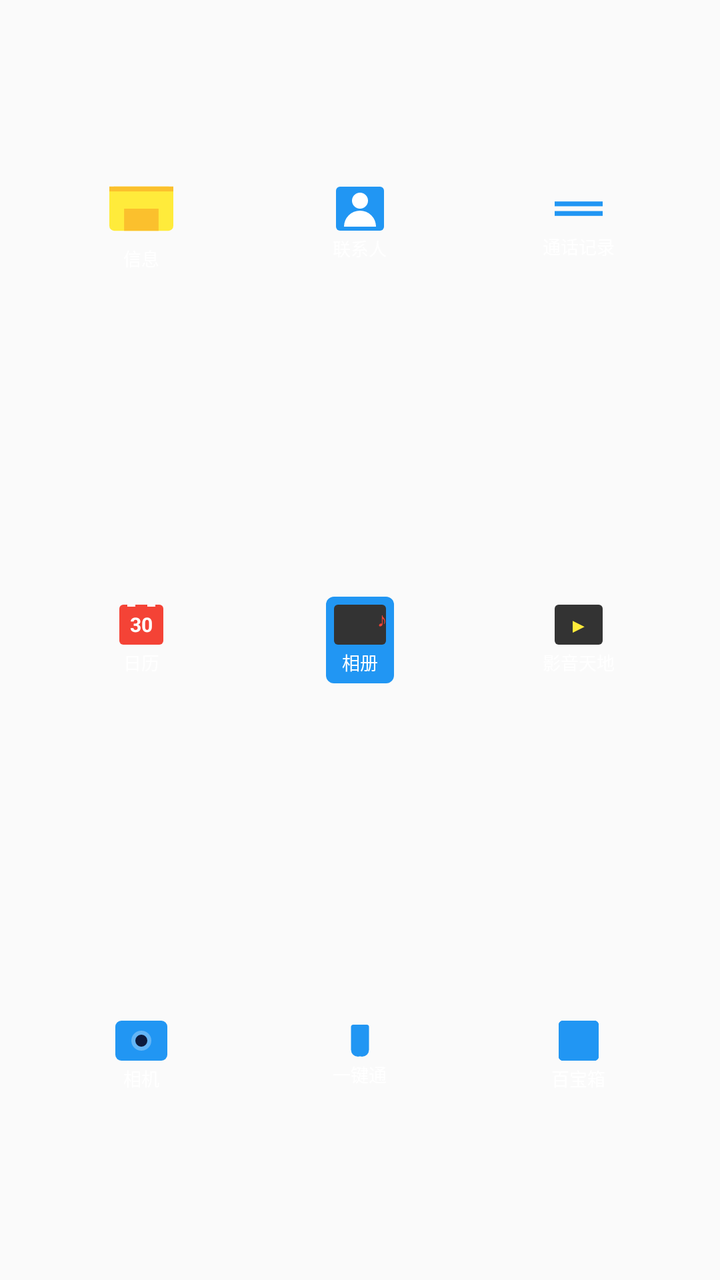
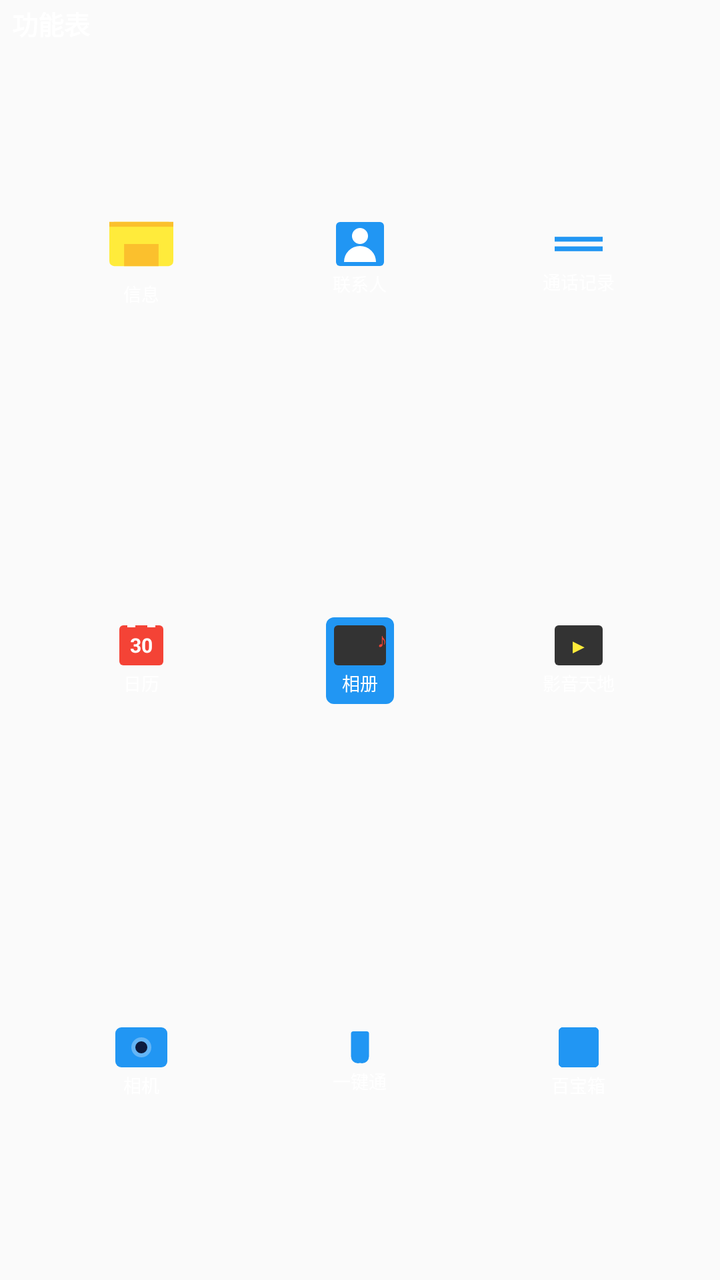

The first picture is an Android layout as it rendered before a commit; the second is the same layout after the commit. The layout source and the unified diff follow.
<!-- AndroidManifest.xml: application theme AppTheme -->
<!-- res/layout/fragment_nokia_menu.xml -->
<?xml version="1.0" encoding="utf-8"?>
<RelativeLayout xmlns:android="http://schemas.android.com/apk/res/android"
    android:layout_width="240dp"
    android:layout_height="280dp">

    <LinearLayout
        android:id="@+id/appGrid"
        android:layout_width="match_parent"
        android:layout_height="match_parent"
        android:orientation="vertical"
        android:paddingStart="16dp"
        android:paddingTop="8dp"
        android:paddingEnd="16dp"
        android:paddingBottom="8dp">

        <LinearLayout
            android:layout_width="match_parent"
            android:layout_height="0dp"
            android:layout_weight="1"
            android:orientation="horizontal">

            <LinearLayout
                android:layout_width="0dp"
                android:layout_height="match_parent"
                android:layout_weight="1"
                android:gravity="center"
                android:orientation="vertical"
                android:padding="4dp">
                <ImageView
                    android:layout_width="32dp"
                    android:layout_height="32dp"
                    android:layout_marginBottom="2dp"
                    android:src="@drawable/ic_nokia_msg" />
                <TextView
                    android:layout_width="wrap_content"
                    android:layout_height="wrap_content"
                    android:text="信息"
                    android:textColor="#FFFFFF"
                    android:textSize="9sp" />
            </LinearLayout>

            <LinearLayout
                android:layout_width="0dp"
                android:layout_height="match_parent"
                android:layout_weight="1"
                android:gravity="center"
                android:orientation="vertical"
                android:padding="4dp">
                <ImageView
                    android:layout_width="24dp"
                    android:layout_height="22dp"
                    android:layout_marginBottom="2dp"
                    android:src="@drawable/ic_nokia_contact" />
                <TextView
                    android:layout_width="wrap_content"
                    android:layout_height="wrap_content"
                    android:text="联系人"
                    android:textColor="#FFFFFF"
                    android:textSize="9sp" />
            </LinearLayout>

            <LinearLayout
                android:layout_width="0dp"
                android:layout_height="match_parent"
                android:layout_weight="1"
                android:gravity="center"
                android:orientation="vertical"
                android:padding="4dp">
                <ImageView
                    android:layout_width="24dp"
                    android:layout_height="20dp"
                    android:layout_marginBottom="2dp"
                    android:src="@drawable/ic_nokia_calllog" />
                <TextView
                    android:layout_width="wrap_content"
                    android:layout_height="wrap_content"
                    android:text="通话记录"
                    android:textColor="#FFFFFF"
                    android:textSize="9sp" />
            </LinearLayout>
        </LinearLayout>

        <LinearLayout
            android:layout_width="match_parent"
            android:layout_height="0dp"
            android:layout_weight="1"
            android:orientation="horizontal">

            <LinearLayout
                android:layout_width="0dp"
                android:layout_height="match_parent"
                android:layout_weight="1"
                android:gravity="center"
                android:orientation="vertical"
                android:padding="4dp">
                <FrameLayout
                    android:layout_width="22dp"
                    android:layout_height="20dp"
                    android:layout_marginBottom="2dp">
                    <ImageView
                        android:layout_width="match_parent"
                        android:layout_height="match_parent"
                        android:src="@drawable/ic_nokia_cal_app" />
                    <TextView
                        android:layout_width="match_parent"
                        android:layout_height="match_parent"
                        android:gravity="center"
                        android:text="30"
                        android:textColor="#FFFFFF"
                        android:textSize="10sp"
                        android:textStyle="bold" />
                </FrameLayout>
                <TextView
                    android:layout_width="wrap_content"
                    android:layout_height="wrap_content"
                    android:text="日历"
                    android:textColor="#FFFFFF"
                    android:textSize="9sp" />
            </LinearLayout>

            <LinearLayout
                android:layout_width="0dp"
                android:layout_height="match_parent"
                android:layout_weight="1"
                android:gravity="center"
                android:orientation="vertical"
                android:padding="4dp">
                <LinearLayout
                    android:layout_width="wrap_content"
                    android:layout_height="wrap_content"
                    android:background="@drawable/bg_nokia_selected"
                    android:gravity="center"
                    android:orientation="vertical"
                    android:padding="4dp">
                    <FrameLayout
                        android:layout_width="26dp"
                        android:layout_height="20dp"
                        android:layout_marginBottom="2dp">
                        <ImageView
                            android:layout_width="match_parent"
                            android:layout_height="match_parent"
                            android:src="@drawable/bg_nokia_gallery" />
                        <TextView
                            android:layout_width="match_parent"
                            android:layout_height="match_parent"
                            android:gravity="end"
                            android:text="♪"
                            android:textColor="#f44336"
                            android:textSize="10sp" />
                    </FrameLayout>
                    <TextView
                        android:layout_width="wrap_content"
                        android:layout_height="wrap_content"
                        android:text="相册"
                        android:textColor="#FFFFFF"
                        android:textSize="9sp" />
                </LinearLayout>
            </LinearLayout>

            <LinearLayout
                android:layout_width="0dp"
                android:layout_height="match_parent"
                android:layout_weight="1"
                android:gravity="center"
                android:orientation="vertical"
                android:padding="4dp">
                <FrameLayout
                    android:layout_width="24dp"
                    android:layout_height="20dp"
                    android:layout_marginBottom="2dp">
                    <ImageView
                        android:layout_width="match_parent"
                        android:layout_height="match_parent"
                        android:src="@drawable/bg_nokia_media" />
                    <TextView
                        android:layout_width="match_parent"
                        android:layout_height="match_parent"
                        android:gravity="center"
                        android:text="▶"
                        android:textColor="#FFEB3B"
                        android:textSize="10sp" />
                </FrameLayout>
                <TextView
                    android:layout_width="wrap_content"
                    android:layout_height="wrap_content"
                    android:text="影音天地"
                    android:textColor="#FFFFFF"
                    android:textSize="9sp" />
            </LinearLayout>
        </LinearLayout>

        <LinearLayout
            android:layout_width="match_parent"
            android:layout_height="0dp"
            android:layout_weight="1"
            android:orientation="horizontal">

            <LinearLayout
                android:layout_width="0dp"
                android:layout_height="match_parent"
                android:layout_weight="1"
                android:gravity="center"
                android:orientation="vertical"
                android:padding="4dp">
                <ImageView
                    android:layout_width="26dp"
                    android:layout_height="20dp"
                    android:layout_marginBottom="2dp"
                    android:src="@drawable/ic_nokia_camera" />
                <TextView
                    android:layout_width="wrap_content"
                    android:layout_height="wrap_content"
                    android:text="相机"
                    android:textColor="#FFFFFF"
                    android:textSize="9sp" />
            </LinearLayout>

            <LinearLayout
                android:layout_width="0dp"
                android:layout_height="match_parent"
                android:layout_weight="1"
                android:gravity="center"
                android:orientation="vertical"
                android:padding="4dp">
                <ImageView
                    android:layout_width="22dp"
                    android:layout_height="16dp"
                    android:layout_marginBottom="2dp"
                    android:src="@drawable/ic_nokia_ptt" />
                <TextView
                    android:layout_width="wrap_content"
                    android:layout_height="wrap_content"
                    android:text="一键通"
                    android:textColor="#FFFFFF"
                    android:textSize="9sp" />
            </LinearLayout>

            <LinearLayout
                android:id="@+id/cellBox"
                android:layout_width="0dp"
                android:layout_height="match_parent"
                android:layout_weight="1"
                android:gravity="center"
                android:orientation="vertical"
                android:padding="4dp">
                <ImageView
                    android:layout_width="20dp"
                    android:layout_height="20dp"
                    android:layout_marginBottom="2dp"
                    android:src="@drawable/ic_nokia_box" />
                <TextView
                    android:layout_width="wrap_content"
                    android:layout_height="wrap_content"
                    android:text="百宝箱"
                    android:textColor="#FFFFFF"
                    android:textSize="9sp" />
            </LinearLayout>
        </LinearLayout>
    </LinearLayout>
</RelativeLayout>
<!-- resources referenced by this layout -->
<resources>
  <!-- drawable bg_nokia_gallery (drawable) -->
  <?xml version="1.0" encoding="utf-8"?>
  <shape xmlns:android="http://schemas.android.com/apk/res/android"
      android:shape="rectangle">
      <solid android:color="#333333" />
      <corners android:radius="2dp" />
  </shape>
  <!-- drawable bg_nokia_media (drawable) -->
  <?xml version="1.0" encoding="utf-8"?>
  <shape xmlns:android="http://schemas.android.com/apk/res/android"
      android:shape="rectangle">
      <solid android:color="#333333" />
      <corners android:radius="2dp" />
  </shape>
  <!-- drawable bg_nokia_selected (drawable) -->
  <?xml version="1.0" encoding="utf-8"?>
  <shape xmlns:android="http://schemas.android.com/apk/res/android"
      android:shape="rectangle">
      <solid
          android:color="#2196F3"
          android:alpha="102" />
      <corners android:radius="4dp" />
  </shape>
  <!-- drawable ic_nokia_calllog (drawable) -->
  <?xml version="1.0" encoding="utf-8"?>
  <layer-list xmlns:android="http://schemas.android.com/apk/res/android">
      <item
          android:width="20dp"
          android:height="2dp"
          android:gravity="top|center"
          android:top="4dp">
          <shape android:shape="rectangle">
              <solid android:color="#2196F3" />
          </shape>
      </item>
      <item
          android:width="20dp"
          android:height="2dp"
          android:gravity="bottom|center"
          android:bottom="4dp">
          <shape android:shape="rectangle">
              <solid android:color="#2196F3" />
          </shape>
      </item>
  </layer-list>
  <style name="AppTheme" parent="Theme.AppCompat.DayNight.DarkActionBar">
          <item name="colorPrimary">@color/primary</item>
          <item name="colorPrimaryDark">@color/primary_dark</item>
          <item name="colorAccent">@color/accent</item>
          <item name="preferenceTheme">@style/PreferenceThemeOverlay</item>
          <item name="android:colorBackground">@color/background</item>
          <item name="android:windowBackground">?android:colorBackground</item>
          <item name="buttonStyle">@style/ButtonStyle</item>
          <item name="bg_config_card">@drawable/bg_config_card</item>
          <item name="textColorPrimary">@color/text_primary</item>
          <item name="textColorSecondary">@color/text_secondary</item>
          <item name="android:forceDarkAllowed" tools:targetApi="q">false</item>
      </style>
  <color name="primary">#212121</color>
  <color name="primary_dark">#1c1c1c</color>
  <color name="accent">#ff2e51</color>
  <color name="background">#fafafa</color>
  <style name="ButtonStyle" parent="Widget.AppCompat.Button.Colored">
          <item name="android:minHeight">38dp</item>
          <item name="android:paddingLeft">6dp</item>
          <item name="android:paddingRight">6dp</item>
          <item name="android:elevation" tools:targetApi="lollipop">1dp</item>
          <item name="android:background">@drawable/bg_button</item>
      </style>
  <!-- drawable bg_config_card (drawable) -->
  <?xml version="1.0" encoding="utf-8"?>
  <shape xmlns:android="http://schemas.android.com/apk/res/android"
      android:shape="rectangle">
      <solid android:color="@color/config_card" />
      <corners android:radius="6dp" />
      <stroke android:width="1dp" android:color="@color/accent" />
  </shape>
  <color name="text_primary">#000000</color>
  <color name="text_secondary">#353535</color>
  <!-- drawable bg_button (drawable) -->
  <?xml version="1.0" encoding="utf-8"?>
  <selector xmlns:android="http://schemas.android.com/apk/res/android">
      <item android:state_pressed="true">
          <shape>
              <solid android:color="@color/btn_bg_pressed"/>
              <corners android:radius="3dp"/>
          </shape>
      </item>
      <item>
          <shape>
              <solid android:color="@color/btn_bg_normal"/>
              <corners android:radius="3dp"/>
          </shape>
      </item>
  </selector>
  <color name="config_card">#ffffff</color>
  <color name="btn_bg_pressed">#707070</color>
  <color name="btn_bg_normal">#2e2e2e</color>
</resources>

<!-- the commit's change to res/layout/fragment_nokia_menu.xml (unified diff, before → after) -->
@@ -3,10 +3,26 @@
     android:layout_width="240dp"
     android:layout_height="280dp">
 
+    
+    <TextView
+        android:id="@+id/menuTitle"
+        android:layout_width="wrap_content"
+        android:layout_height="wrap_content"
+        android:layout_alignParentStart="true"
+        android:layout_alignParentTop="true"
+        android:layout_marginStart="6dp"
+        android:layout_marginTop="2dp"
+        android:text="功能表"
+        android:textColor="#FFFFFF"
+        android:textSize="13sp"
+        android:textStyle="bold" />
+
     <LinearLayout
         android:id="@+id/appGrid"
         android:layout_width="match_parent"
         android:layout_height="match_parent"
+        android:layout_below="@id/menuTitle"
+        android:layout_alignParentBottom="true"
         android:orientation="vertical"
         android:paddingStart="16dp"
         android:paddingTop="8dp"
